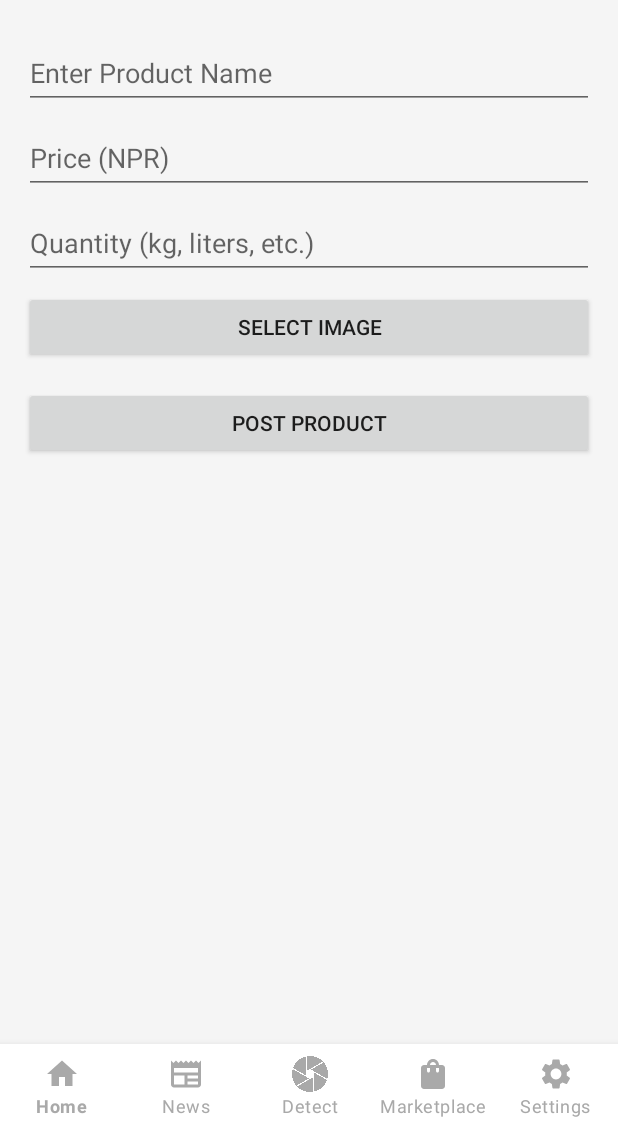
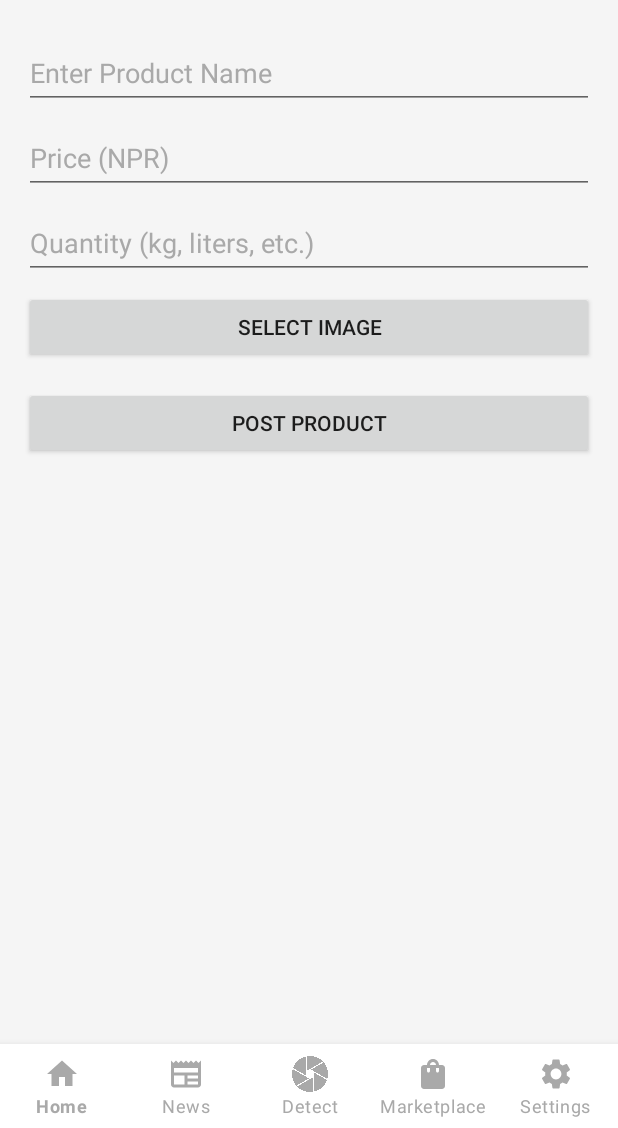
Before and after one commit to Siddhanttamang/SmartKrishi-android, an Android app: the fragment PostProductFragment placed in its activity, on a phone screen of 412 x 824 dp, the part 108-1236 px from its top. Run offline under Robolectric (Android 15) with nearby library versions, the phone set to English and light mode, and no system bars; pictures from the network do not load.

Commit message:
product_image

```diff
--- a/app/src/main/res/layout/post_product.xml
+++ b/app/src/main/res/layout/post_product.xml
@@ -1,5 +1,7 @@
 <ScrollView xmlns:android="http://schemas.android.com/apk/res/android"
-    android:layout_width="match_parent" android:layout_height="match_parent">
+    android:layout_width="match_parent"
+    android:layout_height="match_parent"
+    >
 
     <LinearLayout
         android:orientation="vertical"
@@ -13,6 +15,7 @@
             android:layout_height="wrap_content"
             android:textColor="@color/black"
             android:hint="Enter Product Name"
+            android:textColorHint="@color/darker_gray"
             android:inputType="textPersonName"
             android:minHeight="48dp"
             android:paddingTop="12dp"
@@ -22,6 +25,7 @@
         <EditText
             android:id="@+id/priceInput"
             android:hint="Price (NPR)"
+            android:textColorHint="@color/darker_gray"
             android:textColor="@color/black"
             android:inputType="number"
             android:layout_width="match_parent"
@@ -35,6 +39,7 @@
             android:id="@+id/quantityInput"
             android:hint="Quantity (kg, liters, etc.)"
             android:inputType="number"
+            android:textColorHint="@color/darker_gray"
             android:textColor="@color/black"
             android:layout_width="match_parent"
             android:layout_height="wrap_content"
```
Also changed, not shown: app/src/main/res/layout/market_fragment.xml (renamed from app/src/main/res/layout/fragment_market.xml).
